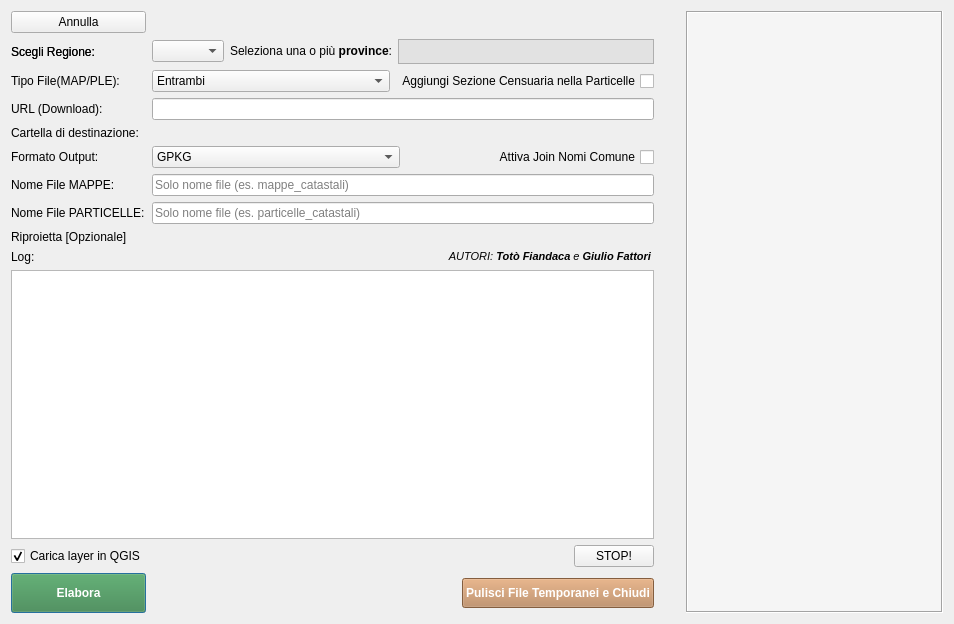
Above: catasto_gml_merger_dialog_base.ui from pigreco/CatastoIT_GML_Merger_Pro before the change. Below: the same form after it.
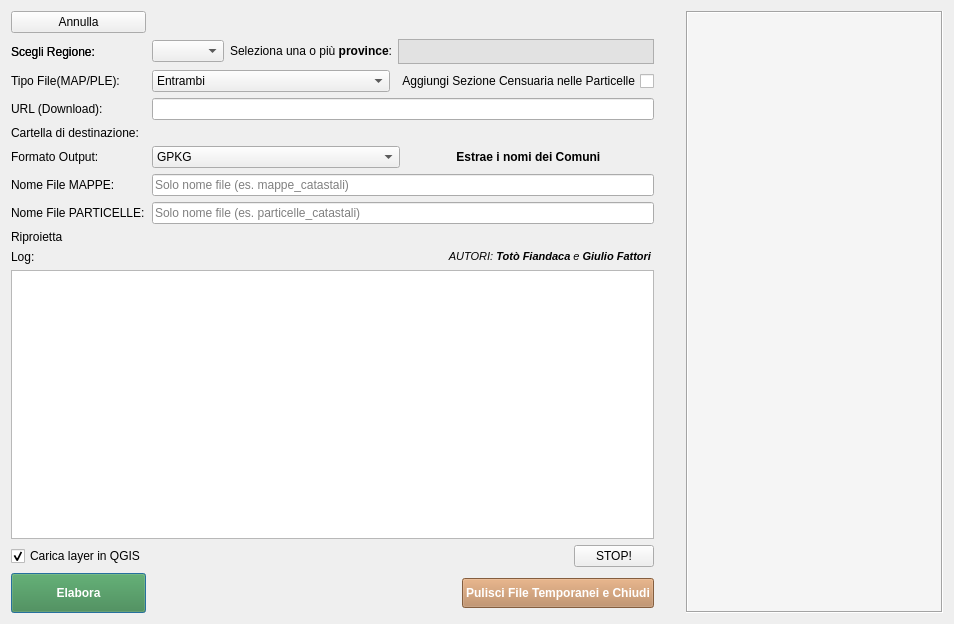
That is the form after the change. Icons and pictures are not drawn. Custom widgets are drawn as their Qt base class.

Commit message: Aggiornati i segnaposto nei widget dell'interfaccia e modificato il changelog per riflettere l'estrazione dei nomi dei comuni. Rimosso il codice non più necessario per l'associazione dei codici comuni e la join con i dati ANPR.

The edit to the form file:
```diff
--- a/catasto_gml_merger_dialog_base.ui
+++ b/catasto_gml_merger_dialog_base.ui
@@ -146,7 +146,7 @@
           <bool>false</bool>
          </property>
          <property name="text">
-          <string>Aggiungi Sezione Censuaria nella Particelle</string>
+          <string>Aggiungi Sezione Censuaria nelle Particelle</string>
          </property>
         </widget>
        </item>
@@ -340,15 +340,18 @@
         </widget>
        </item>
        <item>
-        <widget class="QCheckBox" name="cb_joincom">
+        <widget class="QLabel" name="label_10">
          <property name="toolTip">
           <string>Attiva la modalità JonCom</string>
          </property>
          <property name="layoutDirection">
-          <enum>Qt::RightToLeft</enum>
+          <enum>Qt::LeftToRight</enum>
          </property>
          <property name="text">
-          <string>Attiva Join Nomi Comune</string>
+          <string>&lt;b&gt;Estrae i nomi dei Comuni &lt;/b&gt;</string>
+         </property>
+         <property name="alignment">
+          <set>Qt::AlignCenter</set>
          </property>
         </widget>
        </item>
@@ -481,7 +484,7 @@
      <item row="13" column="0">
       <widget class="QLabel" name="label_9">
        <property name="text">
-        <string>Riproietta [Opzionale]</string>
+        <string>Riproietta </string>
        </property>
       </widget>
      </item>
```
Left out of the diff: 4 changed lines with no effect on the pictures. The commit also changes 9 other files.
